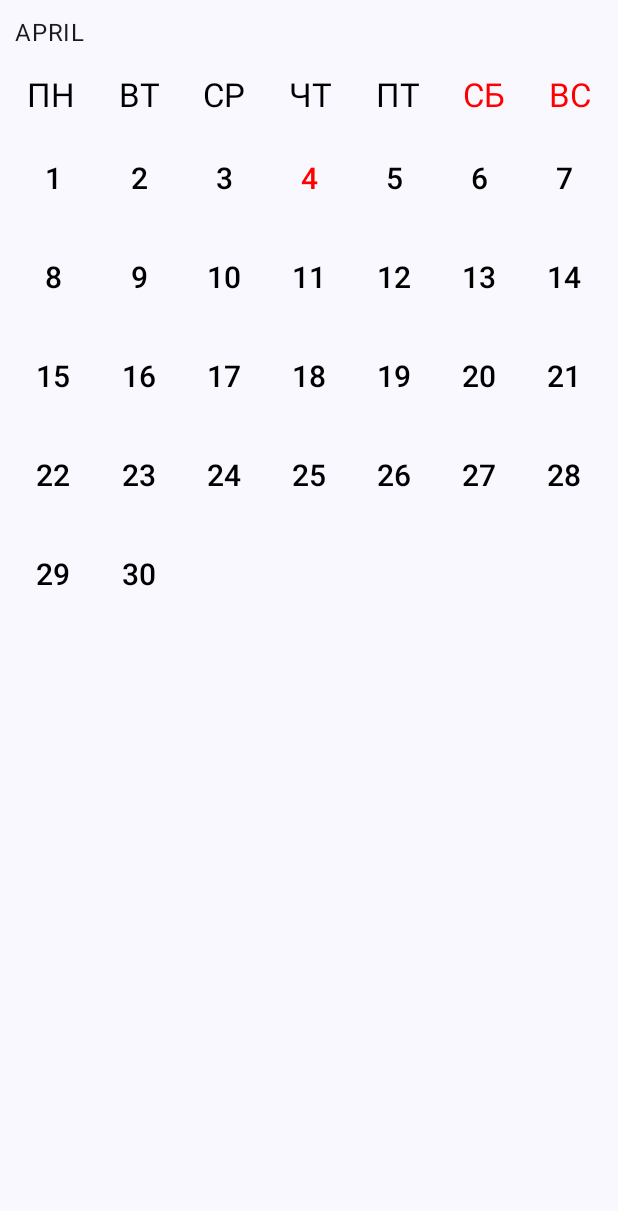
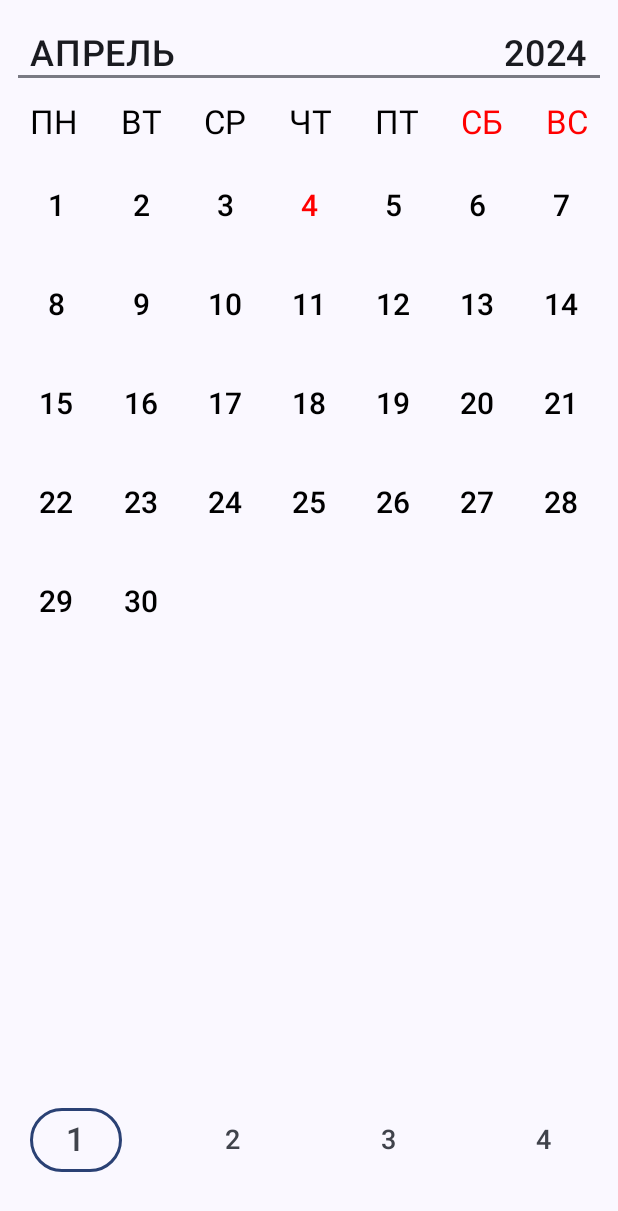
Before and after one commit to Alex228q/CalendarCompose, an Android app built with Jetpack Compose: the screen it shows after launch (MainActivity), on a phone screen of 412 x 824 dp. Shown: the top 1211 px of the screen. Run offline under Robolectric (Android 15) with nearby library versions, the phone set to English and light mode, and no system bars.

Commit message:
added btns

```diff
--- a/app/src/main/java/com/example/compositionlocal/MainActivity.kt
+++ b/app/src/main/java/com/example/compositionlocal/MainActivity.kt
@@ -13,6 +13,7 @@ import androidx.compose.animation.fadeOut
 import androidx.compose.animation.slideInHorizontally
 import androidx.compose.animation.slideOutHorizontally
 import androidx.compose.animation.togetherWith
+import androidx.compose.foundation.BorderStroke
 import androidx.compose.foundation.border
 import androidx.compose.foundation.clickable
 import androidx.compose.foundation.gestures.detectHorizontalDragGestures
@@ -30,12 +31,15 @@ import androidx.compose.foundation.lazy.grid.GridCells
 import androidx.compose.foundation.lazy.grid.LazyVerticalGrid
 import androidx.compose.foundation.lazy.grid.itemsIndexed
 import androidx.compose.foundation.shape.RoundedCornerShape
+import androidx.compose.material3.HorizontalDivider
 import androidx.compose.material3.MaterialTheme
+import androidx.compose.material3.OutlinedButton
 import androidx.compose.material3.Surface
 import androidx.compose.material3.Text
 import androidx.compose.runtime.Composable
 import androidx.compose.runtime.getValue
 import androidx.compose.runtime.mutableFloatStateOf
+import androidx.compose.runtime.mutableIntStateOf
 import androidx.compose.runtime.mutableStateOf
 import androidx.compose.runtime.remember
 import androidx.compose.runtime.setValue
@@ -43,6 +47,7 @@ import androidx.compose.ui.Alignment
 import androidx.compose.ui.Modifier
 import androidx.compose.ui.graphics.Color
 import androidx.compose.ui.input.pointer.pointerInput
+import androidx.compose.ui.text.font.FontWeight
 import androidx.compose.ui.tooling.preview.Preview
 import androidx.compose.ui.unit.dp
 import androidx.compose.ui.unit.sp
@@ -93,6 +98,12 @@ fun DaysOfWeek() {
 
 @Composable
 fun Calendar() {
+
+    var selectedButton by remember {
+        mutableIntStateOf(0)
+    }
+
+    val handleChangeButton = { numButton: Int -> selectedButton = numButton }
     var isVisibleCurrentDate by remember { mutableStateOf(false) }
     var currentYearMonth by remember {
         mutableStateOf(YearMonth.now(ZoneId.systemDefault()))
@@ -115,11 +126,13 @@ fun Calendar() {
     Column(
         modifier = Modifier
             .fillMaxSize()
-            .padding(10.dp),
+            .padding(vertical = 22.dp, horizontal = 12.dp),
     ) {
 
-
-        Text(text = currentYearMonth.month.toString())
+        MonthAndYear(currentYearMonth)
+        HorizontalDivider(
+            thickness = 2.dp
+        )
         Spacer(Modifier.height(16.dp))
 
         DaysOfWeek()
@@ -164,6 +177,7 @@ fun Calendar() {
                                         YearMonth.now(ZoneId.systemDefault()) != currentYearMonth
 
                                 }
+
                                 dragAmount < 0 -> {
                                     currentYearMonth = currentTarget.plusMonths(1)
                                     offsetX -= dragAmount
@@ -193,11 +207,6 @@ fun Calendar() {
                         contentAlignment = Alignment.Center,
                         modifier = Modifier
                             .size(50.dp)
-//                            .border(
-//                                width = 1.dp,
-//                                color = Color.Black,
-//                                shape = RoundedCornerShape(4.dp)
-//                            ),
                     ) {
                         val indexPlusOne = index + 1
                         Text(
@@ -241,9 +250,72 @@ fun Calendar() {
                 }
             }
         }
+        Spacer(modifier = Modifier.weight(1f))
+        ButtonsBlock(selectedButton, handleChangeButton)
     }
 }
 
+@Composable
+fun MonthAndYear(currentYearMonth: YearMonth) {
+    val month = when (currentYearMonth.monthValue) {
+        1 -> "ЯНВАРЬ"
+        2 -> "ФЕВРАЛЬ"
+        3 -> "МАРТ"
+        4 -> "АПРЕЛЬ"
+        5 -> "МАЙ"
+        6 -> "ИЮНЬ"
+        7 -> "ИЮЛЬ"
+        8 -> "АВГУСТ"
+        9 -> "СЕНТЯБРЬ"
+        10 -> "ОКТЯБРЬ"
+        11 -> "НОЯБРЬ"
+        else -> "ДЕКАБРЬ"
+    }
+    Row(
+        horizontalArrangement = Arrangement.SpaceBetween,
+        modifier = Modifier
+            .fillMaxWidth()
+            .padding(horizontal = 8.dp)
+    ) {
+
+        Text(
+            text = month,
+            fontSize = 24.sp,
+            fontWeight = FontWeight.W500
+        )
+        Text(
+            text = currentYearMonth.year.toString(),
+            fontSize = 24.sp,
+            fontWeight = FontWeight.W500
+        )
+    }
+}
+
+@Composable
+fun ButtonsBlock(selectedButton: Int, onChange: (Int) -> Unit) {
+    val buttons = listOf(1, 2, 3, 4)
+    Row(
+        horizontalArrangement = Arrangement.SpaceBetween,
+        modifier = Modifier
+            .fillMaxWidth()
+            .padding(horizontal = 8.dp, vertical = 18.dp)
+    ) {
+        buttons.forEachIndexed { index, text ->
+            OutlinedButton(
+                onClick = { onChange(index) },
+                border = BorderStroke(
+                    2.dp,
+                    if (selectedButton == index) MaterialTheme.colorScheme.primary else Color.Transparent
+                ),
+            ) {
+                Text(
+                    text = text.toString(),
+                    fontSize = if (selectedButton == index) 22.sp else 18.sp
+                )
+            }
+        }
+    }
+}
 
 @Preview(showBackground = true, showSystemUi = true)
 @Composable
```
